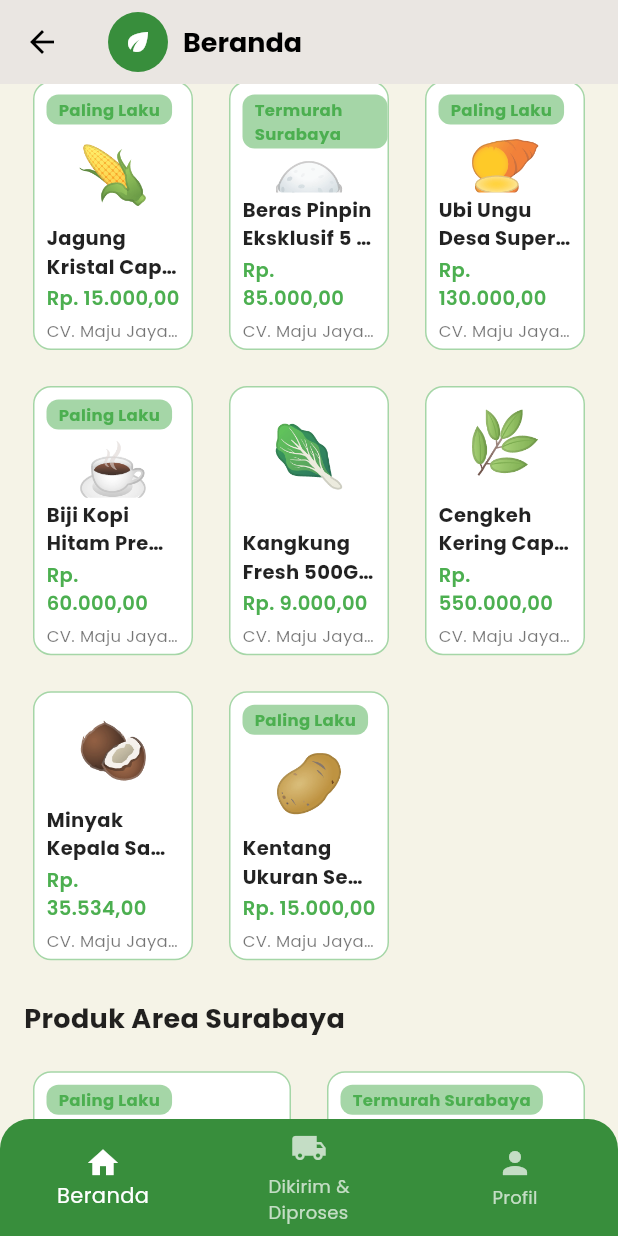
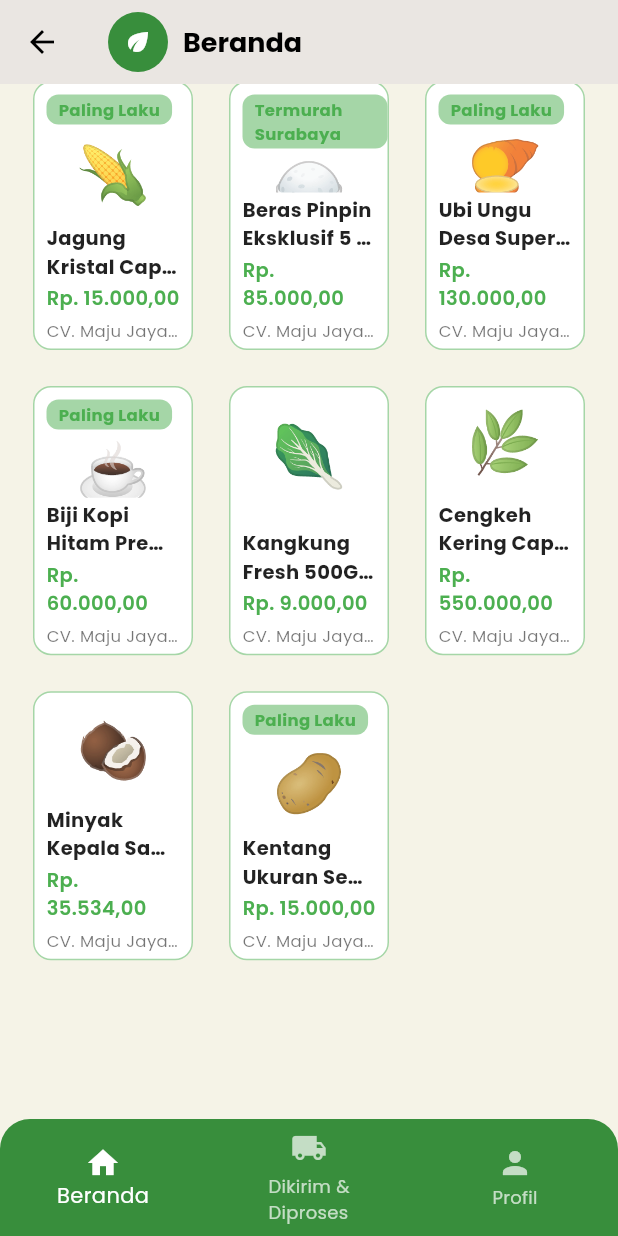
Before and after one commit to anisaideliaa/FPTekberGroup3, a Flutter app: the HomePage screen opened by its route, scrolled down 407 dp, on a phone screen of 412 x 824 dp. Run offline on Flutter 3.47's test engine with Material 3 defaults, Android fonts, the phone set to English and light mode, and no system bars.

Commit message:
update: connect all homepage icon to the rightful page

```diff
--- a/lib/Pages/Homepage.dart
+++ b/lib/Pages/Homepage.dart
@@ -7,6 +7,8 @@ import '../widgets/map_section.dart';
 import '../widgets/search_bar_widget.dart';
 import 'ProductDetailPage.dart';
 import 'CartPage.dart';
+import 'ProfilUser.dart';
+import 'RiwayatPesanan.dart'; // ✅ Tambahan import halaman
 
 class HomePage extends StatefulWidget {
   @override
@@ -15,6 +17,7 @@ class HomePage extends StatefulWidget {
 
 class _HomePageState extends State<HomePage> {
   final cart.CartProvider cartProvider = cart.CartProvider();
+  int _selectedIndex = 0;
 
   final List<Product> products = [
     Product(
@@ -87,16 +90,39 @@ class _HomePageState extends State<HomePage> {
     ),
   ];
 
+  void _onItemTapped(int index) {
+    setState(() {
+      _selectedIndex = index;
+    });
+
+    if (index == 1) {
+      Navigator.push(
+        context,
+        MaterialPageRoute(
+          builder: (context) => const RiwayatPesananPage(),
+        ),
+      );
+    }
+
+    if (index == 2) {
+      Navigator.push(
+        context,
+        MaterialPageRoute(
+          builder: (context) => const ProfilUserPage(),
+        ),
+      );
+    }
+  }
+
   @override
   Widget build(BuildContext context) {
     return Scaffold(
-      backgroundColor: Color(0xFFF5F3E7),
+      backgroundColor: const Color(0xFFF5F3E7),
       appBar: CustomAppBar(title: 'Beranda'),
       body: SingleChildScrollView(
         child: Column(
           crossAxisAlignment: CrossAxisAlignment.start,
           children: [
-            // Search Bar
             SearchBarWidget(
               cartProvider: cartProvider,
               onCartTap: () {
@@ -108,19 +134,14 @@ class _HomePageState extends State<HomePage> {
                 );
               },
             ),
-
-            // Map Section
             MapSection(),
-
-            SizedBox(height: 20),
-
-            // Products Section
+            const SizedBox(height: 20),
             Padding(
-              padding: EdgeInsets.symmetric(horizontal: 16),
+              padding: const EdgeInsets.symmetric(horizontal: 16),
               child: Row(
                 mainAxisAlignment: MainAxisAlignment.spaceBetween,
                 children: [
-                  Text(
+                  const Text(
                     'Untuk Anda',
                     style: TextStyle(
                       fontSize: 18,
@@ -128,14 +149,15 @@ class _HomePageState extends State<HomePage> {
                     ),
                   ),
                   Container(
-                    padding: EdgeInsets.symmetric(horizontal: 12, vertical: 6),
+                    padding:
+                        const EdgeInsets.symmetric(horizontal: 12, vertical: 6),
                     decoration: BoxDecoration(
                       border: Border.all(color: Colors.grey[400]!),
                       borderRadius: BorderRadius.circular(20),
                     ),
                     child: Row(
                       mainAxisSize: MainAxisSize.min,
-                      children: [
+                      children: const [
                         Icon(Icons.tune, size: 16, color: Colors.grey),
                         SizedBox(width: 4),
                         Text(
@@ -150,20 +172,17 @@ class _HomePageState extends State<HomePage> {
                 ],
               ),
             ),
-
-            SizedBox(height: 16),
-
-            // Product Grid
+            const SizedBox(height: 16),
             Padding(
-              padding: EdgeInsets.symmetric(horizontal: 16),
+              padding: const EdgeInsets.symmetric(horizontal: 16),
               child: GridView.builder(
                 shrinkWrap: true,
-                physics: NeverScrollableScrollPhysics(),
-                gridDelegate: SliverGridDelegateWithFixedCrossAxisCount(
-                  crossAxisCount: 3, // 3 kolom seperti di Figma
+                physics: const NeverScrollableScrollPhysics(),
+                gridDelegate: const SliverGridDelegateWithFixedCrossAxisCount(
+                  crossAxisCount: 3,
                   mainAxisSpacing: 12,
                   crossAxisSpacing: 12,
-                  childAspectRatio: 0.62, // Sesuaikan agar proporsional
+                  childAspectRatio: 0.62,
                 ),
                 itemCount: products.length,
                 itemBuilder: (context, index) {
@@ -185,64 +204,14 @@ class _HomePageState extends State<HomePage> {
                 },
               ),
             ),
-
-            SizedBox(height: 20),
-
-            // Produk Area Surabaya Section
-            Padding(
-              padding: EdgeInsets.symmetric(horizontal: 16),
-              child: Text(
-                'Produk Area Surabaya',
-                style: TextStyle(
-                  fontSize: 18,
-                  fontWeight: FontWeight.bold,
-                ),
-              ),
-            ),
-
-            SizedBox(height: 16),
-
-            // Additional products grid for Surabaya area
-            Padding(
-              padding: EdgeInsets.symmetric(horizontal: 16),
-              child: GridView.builder(
-                shrinkWrap: true,
-                physics: NeverScrollableScrollPhysics(),
-                gridDelegate: SliverGridDelegateWithFixedCrossAxisCount(
-                  crossAxisCount: 2,
-                  childAspectRatio: 0.75,
-                  crossAxisSpacing: 12,
-                  mainAxisSpacing: 12,
-                ),
-                itemCount: products.length,
-                itemBuilder: (context, index) {
-                  final product = products[index];
-                  return ProductCard(
-                    product: product,
-                    onTap: () {
-                      Navigator.push(
-                        context,
-                        MaterialPageRoute(
-                          builder: (context) => ProductDetailPage(
-                            product: product,
-                            cartProvider: cartProvider,
-                          ),
-                        ),
-                      );
-                    },
-                  );
-                },
-              ),
-            ),
-
-            SizedBox(height: 100),
+            const SizedBox(height: 100),
           ],
         ),
       ),
       bottomNavigationBar: Container(
         decoration: BoxDecoration(
           color: Colors.green[700],
-          borderRadius: BorderRadius.vertical(top: Radius.circular(20)),
+          borderRadius: const BorderRadius.vertical(top: Radius.circular(20)),
         ),
         child: BottomNavigationBar(
           backgroundColor: Colors.transparent,
@@ -250,7 +219,9 @@ class _HomePageState extends State<HomePage> {
           selectedItemColor: Colors.white,
           unselectedItemColor: Colors.white70,
           type: BottomNavigationBarType.fixed,
-          items: [
+          currentIndex: _selectedIndex,
+          onTap: _onItemTapped,
+          items: const [
             BottomNavigationBarItem(
               icon: Icon(Icons.home),
               label: 'Beranda',
```
